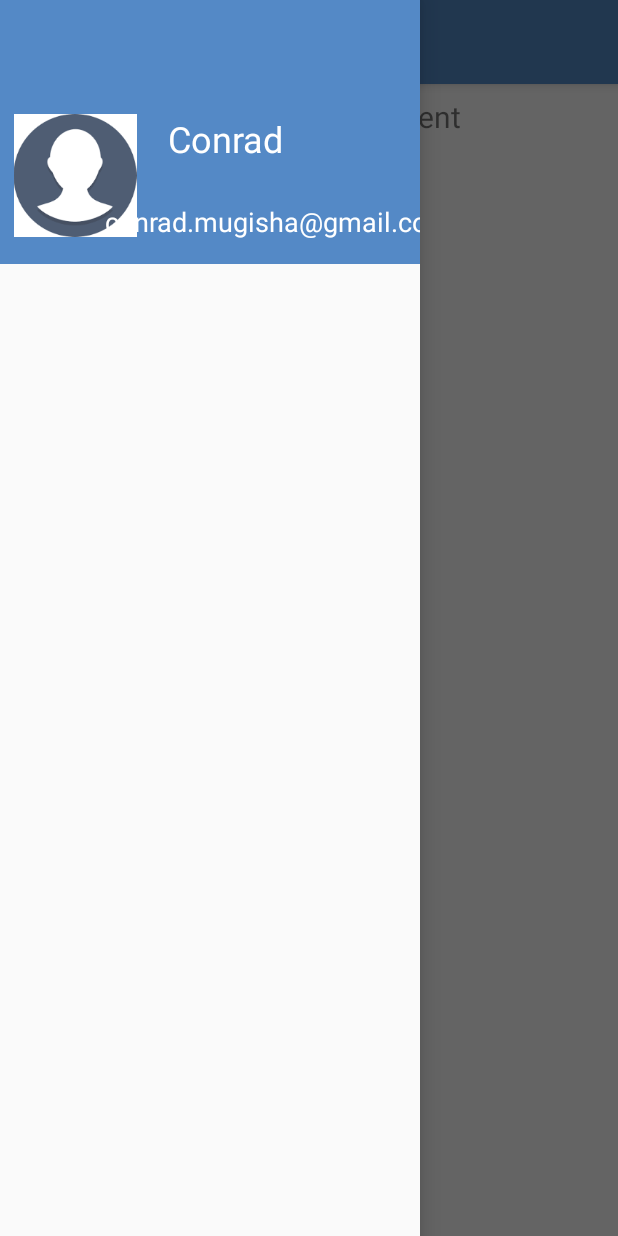
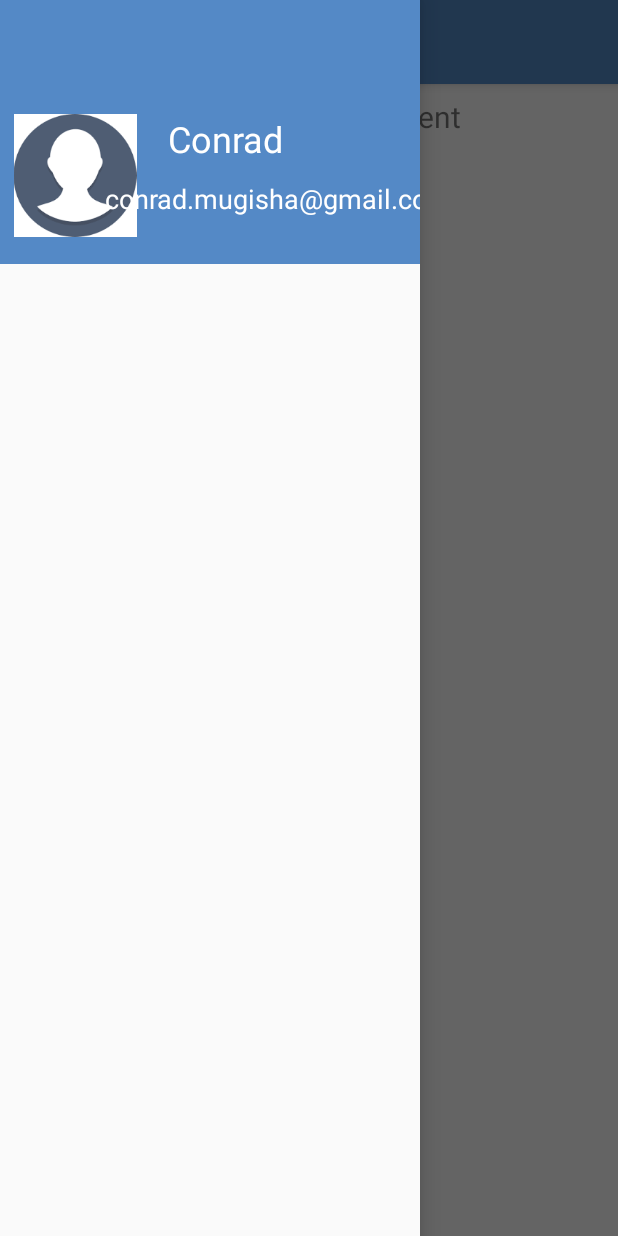
Before and after one commit to conrad96/SmackChatApp, an Android app: the screen it shows after launch (MainActivity), with the side drawer open, on a phone screen of 412 x 824 dp. Run offline under Robolectric (Android 15) with nearby library versions, the phone set to English and light mode, and no system bars; our stand-ins replace navigation-ui.

```diff
--- a/app/src/main/res/layout/activity_main.xml
+++ b/app/src/main/res/layout/activity_main.xml
@@ -20,19 +20,20 @@
         android:layout_gravity="start"
         android:fitsSystemWindows="true"
         >
+
         <RelativeLayout
             android:layout_width="match_parent"
-            android:layout_height="match_parent"
-            >
-            <include layout="@layout/nav_header_main"
+            android:layout_height="match_parent">
+
+            <include
                 android:id="@+id/nav_drawer_header_include"
-                />
+                layout="@layout/nav_header_main" />
+
             <ListView
+                android:id="@+id/channel_list"
                 android:layout_width="match_parent"
                 android:layout_height="match_parent"
-                android:layout_below="@+id/nav_drawer_header_include"
-                android:id="@+id/channel_list"
-                ></ListView>
+                android:layout_below="@+id/nav_drawer_header_include"></ListView>
         </RelativeLayout>
     </com.google.android.material.navigation.NavigationView>
 
--- a/app/src/main/res/layout/nav_header_main.xml
+++ b/app/src/main/res/layout/nav_header_main.xml
@@ -46,5 +46,5 @@
         app:layout_constraintHorizontal_bias="0.333"
         app:layout_constraintStart_toEndOf="@+id/imageView2"
         app:layout_constraintTop_toBottomOf="@+id/textView2"
-        app:layout_constraintVertical_bias="0.652" />
+        app:layout_constraintVertical_bias="0.304" />
 </androidx.constraintlayout.widget.ConstraintLayout>
```
